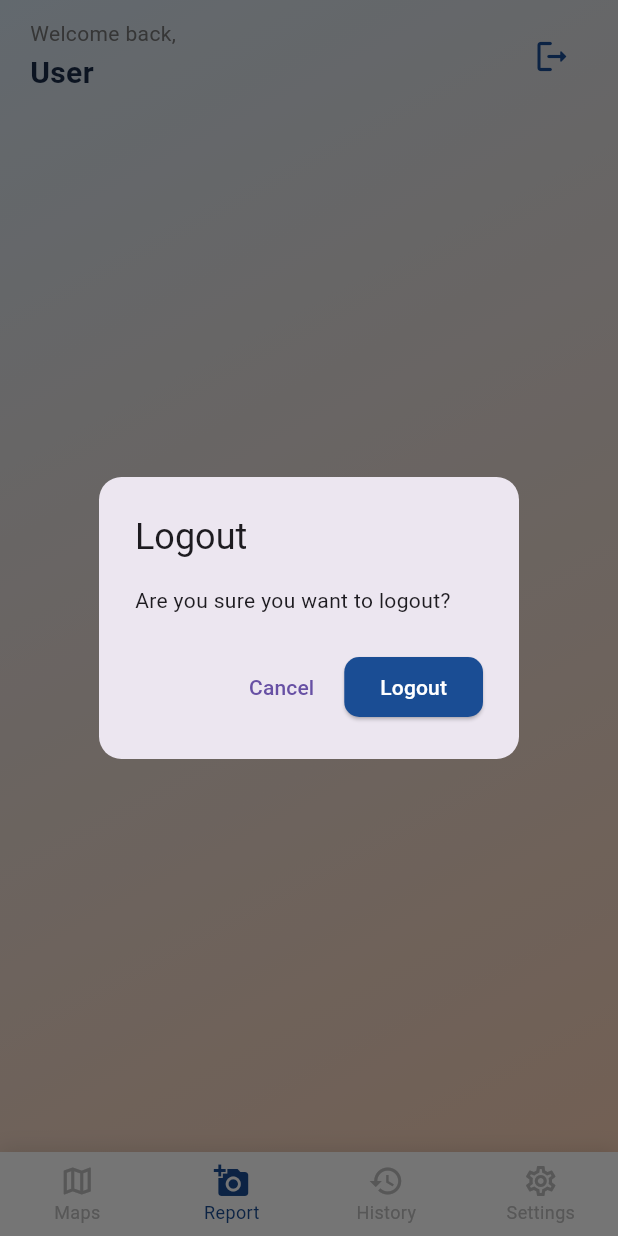
After one commit to Jatin-Bagga1/CivicSight-AI, a Flutter app: the DashboardScreen screen opened by its route, item 2 of the bottom bar chosen, after a tap on the "logout" icon, on a phone screen of 412 x 824 dp. The commit adds this screen. Run offline on Flutter 3.47's test engine with Material 3 defaults, Android fonts, the phone set to English and light mode, and no system bars; our stand-ins replace cloud_firestore, firebase_auth, firebase_core, google_maps_flutter, shared_preferences; accounts and stored records are empty.

Commit message:
feat: Initialize Flutter project with Firebase, Google Maps integration, core screens, and application routing.

```diff
--- /dev/null
+++ b/lib/Screens/dashboard_screen.dart
@@ -0,0 +1,203 @@
+import 'package:flutter/material.dart';
+import 'package:flutter/services.dart';
+import '../Services/auth_service.dart';
+import '../Models/user_model.dart';
+import '../Utils/app_router.dart';
+import 'reporting_screen.dart';
+import 'map_screen.dart';
+import 'my_reports_screen.dart';
+import 'settings_screen.dart';
+
+class DashboardScreen extends StatefulWidget {
+  const DashboardScreen({super.key});
+
+  @override
+  State<DashboardScreen> createState() => _DashboardScreenState();
+}
+
+class _DashboardScreenState extends State<DashboardScreen> {
+  int _currentIndex = 0;
+
+  final List<Widget> _screens = const [
+    MapScreen(),
+    ReportingScreen(),
+    MyReportsScreen(),
+    SettingsScreen(),
+  ];
+
+  @override
+  Widget build(BuildContext context) {
+    final user = AuthService().currentUser;
+
+    return Scaffold(
+      body: Container(
+        width: double.infinity,
+        decoration: const BoxDecoration(
+          gradient: LinearGradient(
+            begin: Alignment.topLeft,
+            end: Alignment.bottomRight,
+            colors: [Color(0xFFD6E4F0), Color(0xFFF9D1B7)],
+          ),
+        ),
+        child: SafeArea(
+          child: Column(
+            children: [
+              // Top Bar
+              Padding(
+                padding: const EdgeInsets.symmetric(
+                  horizontal: 20,
+                  vertical: 12,
+                ),
+                child: Row(
+                  mainAxisAlignment: MainAxisAlignment.spaceBetween,
+                  children: [
+                    Column(
+                      crossAxisAlignment: CrossAxisAlignment.start,
+                      children: [
+                        Text(
+                          'Welcome back,',
+                          style: TextStyle(
+                            fontSize: 14,
+                            color: Colors.grey.shade600,
+                          ),
+                        ),
+                        const SizedBox(height: 2),
+                        Text(
+                          user?.fullName ?? 'User',
+                          style: const TextStyle(
+                            fontSize: 20,
+                            fontWeight: FontWeight.bold,
+                            color: Color(0xFF1A2B47),
+                          ),
+                        ),
+                        if (user != null)
+                          Container(
+                            margin: const EdgeInsets.only(top: 4),
+                            padding: const EdgeInsets.symmetric(
+                              horizontal: 8,
+                              vertical: 2,
+                            ),
+                            decoration: BoxDecoration(
+                              color: user.role == UserRole.worker
+                                  ? const Color(0xFF1A4D94)
+                                  : const Color(0xFFF28C38),
+                              borderRadius: BorderRadius.circular(12),
+                            ),
+                            child: Text(
+                              user.role == UserRole.worker
+                                  ? '🔧 Field Worker'
+                                  : '👤 Citizen',
+                              style: const TextStyle(
+                                color: Colors.white,
+                                fontSize: 11,
+                                fontWeight: FontWeight.w500,
+                              ),
+                            ),
+                          ),
+                      ],
+                    ),
+                    IconButton(
+                      onPressed: () => _showLogoutDialog(context),
+                      icon: const Icon(
+                        Icons.logout_rounded,
+                        color: Color(0xFF1A4D94),
+                        size: 26,
+                      ),
+                    ),
+                  ],
+                ),
+              ),
+
+              // Content
+              Expanded(
+                child: IndexedStack(index: _currentIndex, children: _screens),
+              ),
+            ],
+          ),
+        ),
+      ),
+      bottomNavigationBar: Container(
+        decoration: const BoxDecoration(
+          color: Colors.white,
+          boxShadow: [
+            BoxShadow(
+              color: Color(0x1A000000),
+              blurRadius: 10,
+              offset: Offset(0, -2),
+            ),
+          ],
+        ),
+        child: BottomNavigationBar(
+          currentIndex: _currentIndex,
+          onTap: (index) {
+            HapticFeedback.selectionClick();
+            setState(() => _currentIndex = index);
+          },
+          type: BottomNavigationBarType.fixed,
+          backgroundColor: Colors.white,
+          selectedItemColor: const Color(0xFF1A4D94),
+          unselectedItemColor: Colors.grey.shade400,
+          selectedFontSize: 12,
+          unselectedFontSize: 12,
+          elevation: 0,
+          items: const [
+            BottomNavigationBarItem(
+              icon: Icon(Icons.map_outlined),
+              activeIcon: Icon(Icons.map),
+              label: 'Maps',
+            ),
+            BottomNavigationBarItem(
+              icon: Icon(Icons.add_a_photo_outlined),
+              activeIcon: Icon(Icons.add_a_photo),
+              label: 'Report',
+            ),
+            BottomNavigationBarItem(
+              icon: Icon(Icons.history_outlined),
+              activeIcon: Icon(Icons.history),
+              label: 'History',
+            ),
+            BottomNavigationBarItem(
+              icon: Icon(Icons.settings_outlined),
+              activeIcon: Icon(Icons.settings),
+              label: 'Settings',
+            ),
+          ],
+        ),
+      ),
+    );
+  }
+
+  void _showLogoutDialog(BuildContext context) {
+    showDialog(
+      context: context,
+      builder: (context) => AlertDialog(
+        shape: RoundedRectangleBorder(borderRadius: BorderRadius.circular(15)),
+        title: const Text('Logout'),
+        content: const Text('Are you sure you want to logout?'),
+        actions: [
+          TextButton(
+            onPressed: () => Navigator.pop(context),
+            child: const Text('Cancel'),
+          ),
+          ElevatedButton(
+            style: ElevatedButton.styleFrom(
+              backgroundColor: const Color(0xFF1A4D94),
+              shape: RoundedRectangleBorder(
+                borderRadius: BorderRadius.circular(10),
+              ),
+            ),
+            onPressed: () async {
+              await AuthService().logout();
+              HapticFeedback.mediumImpact();
+              if (context.mounted) {
+                Navigator.pop(context);
+                AppRouter.navigateAndClearAll(context, AppRouter.login);
+              }
+            },
+            child: const Text('Logout', style: TextStyle(color: Colors.white)),
+          ),
+        ],
+      ),
+    );
+  }
+}
--- /dev/null
+++ b/lib/Screens/map_screen.dart
@@ -0,0 +1,43 @@
+import 'package:flutter/material.dart';
+import 'package:google_maps_flutter/google_maps_flutter.dart';
+
+/// Map Screen — Shows Google Map only
+class MapScreen extends StatefulWidget {
+  const MapScreen({super.key});
+
+  @override
+  State<MapScreen> createState() => _MapScreenState();
+}
+
+class _MapScreenState extends State<MapScreen> {
+  GoogleMapController? _mapController;
+
+  // Default to a central position
+  static const LatLng _defaultPosition = LatLng(37.4219983, -122.084);
+
+  @override
+  void dispose() {
+    _mapController?.dispose();
+    super.dispose();
+  }
+
+  @override
+  Widget build(BuildContext context) {
+    return ClipRRect(
+      borderRadius: BorderRadius.circular(16),
+      child: GoogleMap(
+        initialCameraPosition: const CameraPosition(
+          target: _defaultPosition,
+          zoom: 14,
+        ),
+        onMapCreated: (controller) {
+          _mapController = controller;
+        },
+        myLocationEnabled: true,
+        myLocationButtonEnabled: true,
+        zoomControlsEnabled: false,
+        mapToolbarEnabled: false,
+      ),
+    );
+  }
+}
--- /dev/null
+++ b/lib/Screens/my_reports_screen.dart
@@ -0,0 +1,11 @@
+import 'package:flutter/material.dart';
+
+/// My Reports / History Screen — Pure blank placeholder
+class MyReportsScreen extends StatelessWidget {
+  const MyReportsScreen({super.key});
+
+  @override
+  Widget build(BuildContext context) {
+    return const SizedBox.expand();
+  }
+}
--- /dev/null
+++ b/lib/Screens/reporting_screen.dart
@@ -0,0 +1,11 @@
+import 'package:flutter/material.dart';
+
+/// Reporting Screen — Pure blank placeholder
+class ReportingScreen extends StatelessWidget {
+  const ReportingScreen({super.key});
+
+  @override
+  Widget build(BuildContext context) {
+    return const SizedBox.expand();
+  }
+}
--- /dev/null
+++ b/lib/Screens/settings_screen.dart
@@ -0,0 +1,11 @@
+import 'package:flutter/material.dart';
+
+/// Settings Screen — Pure blank placeholder
+class SettingsScreen extends StatelessWidget {
+  const SettingsScreen({super.key});
+
+  @override
+  Widget build(BuildContext context) {
+    return const SizedBox.expand();
+  }
+}
--- a/lib/Utils/app_router.dart
+++ b/lib/Utils/app_router.dart
@@ -2,45 +2,63 @@ import 'package:flutter/material.dart';
 import 'package:flutter/services.dart';
 import '../Screens/login_screen.dart';
 import '../Screens/signup_screen.dart';
+// import '../Screens/auth/forgot_password_screen.dart'; // File missing
+import '../Screens/profile_setup_screen.dart';
 import '../Screens/home_screen.dart';
-import '../Screens/profile_setup_screen.dart';
-import 'page_transitions.dart';
+import '../Screens/map_screen.dart';
+import '../Screens/dashboard_screen.dart';
 
-/// Centralized routing with custom transitions
 class AppRouter {
-  // Route names
   static const String login = '/login';
   static const String signup = '/signup';
+  static const String forgotPassword = '/forgot-password';
+  static const String profileSetup = '/profile-setup';
   static const String home = '/home';
-  static const String profileSetup = '/profile-setup';
+  static const String map = '/map';
+  static const String dashboard = '/dashboard';
 
-  /// Generate route with appropriate transition
   static Route<dynamic> generateRoute(RouteSettings settings) {
     switch (settings.name) {
       case login:
-        return PageTransitions.fadeThrough(page: const LoginScreen());
-
+        return MaterialPageRoute(builder: (_) => const LoginScreen());
       case signup:
-        return PageTransitions.slideRight(page: const SignUpScreen());
-
+        return MaterialPageRoute(builder: (_) => const SignUpScreen());
+      case forgotPassword:
+        return MaterialPageRoute(
+          builder: (_) => Scaffold(
+            appBar: AppBar(title: const Text('Forgot Password')),
+            body: const Center(child: Text('Feature coming soon')),
+          ),
+        );
+      case profileSetup:
+        return MaterialPageRoute(builder: (_) => const ProfileSetupScreen());
       case home:
-        return PageTransitions.scale(page: const HomeScreen());
-
-      case profileSetup:
-        return PageTransitions.slideUp(page: const ProfileSetupScreen());
-
+        // Redirect home to dashboard
+        return MaterialPageRoute(builder: (_) => const DashboardScreen());
+      case dashboard:
+        return MaterialPageRoute(builder: (_) => const DashboardScreen());
+      case map:
+        return MaterialPageRoute(builder: (_) => const MapScreen());
       default:
-        return PageTransitions.fade(
-          page: Scaffold(
-            body: Center(
-              child: Text('No route defined for ${settings.name}'),
-            ),
+        return MaterialPageRoute(
+          builder: (_) => Scaffold(
+            body: Center(child: Text('No route defined for ${settings.name}')),
           ),
         );
     }
   }
 
-  /// Navigate with replacement (clears back stack)
+  /// Navigate to a route
+  static Future<T?> navigateTo<T>(
+    BuildContext context,
+    String routeName, {
+    Object? arguments,
+  }) async {
+    HapticFeedback.lightImpact();
+    return Navigator.pushNamed<T>(context, routeName, arguments: arguments);
+  }
+
+  /// Navigate and replace the current route
   static Future<void> navigateAndReplace(
     BuildContext context,
     String routeName, {
@@ -54,21 +72,7 @@ class AppRouter {
     );
   }
 
-  /// Navigate with push (adds to stack)
-  static Future<T?> navigateTo<T>(
-    BuildContext context,
-    String routeName, {
-    Object? arguments,
-  }) async {
-    HapticFeedback.lightImpact();
-    return Navigator.pushNamed<T>(
-      context,
-      routeName,
-      arguments: arguments,
-    );
-  }
-
-  /// Navigate and clear all previous routes
+  /// Navigate and remove all previous routes
   static Future<void> navigateAndClearAll(
     BuildContext context,
     String routeName, {
@@ -83,85 +87,9 @@ class AppRouter {
     );
   }
 
-  /// Go back with optional result
+  /// Go back
   static void goBack<T>(BuildContext context, [T? result]) {
     HapticFeedback.selectionClick();
     Navigator.pop(context, result);
   }
-
-  /// Navigate with custom transition
-  static Future<T?> navigateWithTransition<T>(
-    BuildContext context,
-    Widget page, {
-    TransitionType type = TransitionType.slideRight,
-  }) async {
-    HapticFeedback.lightImpact();
-
-    late Route<T> route;
-    switch (type) {
-      case TransitionType.fade:
-        route = PageTransitions.fade<T>(page: page);
-        break;
-      case TransitionType.slideRight:
-        route = PageTransitions.slideRight<T>(page: page);
-        break;
-      case TransitionType.slideLeft:
-        route = PageTransitions.slideLeft<T>(page: page);
-        break;
-      case TransitionType.slideUp:
-        route = PageTransitions.slideUp<T>(page: page);
-        break;
-      case TransitionType.scale:
-        route = PageTransitions.scale<T>(page: page);
-        break;
-      case TransitionType.fadeThrough:
-        route = PageTransitions.fadeThrough<T>(page: page);
-        break;
-    }
-
-    return Navigator.push<T>(context, route);
-  }
-
-  /// Replace with custom transition
-  static Future<T?> replaceWithTransition<T>(
-    BuildContext context,
-    Widget page, {
-    TransitionType type = TransitionType.fadeThrough,
-  }) async {
-    HapticFeedback.lightImpact();
-
-    late Route<T> route;
-    switch (type) {
-      case TransitionType.fade:
-        route = PageTransitions.fade<T>(page: page);
-        break;
-      case TransitionType.slideRight:
-        route = PageTransitions.slideRight<T>(page: page);
-        break;
-      case TransitionType.slideLeft:
-        route = PageTransitions.slideLeft<T>(page: page);
-        break;
-      case TransitionType.slideUp:
-        route = PageTransitions.slideUp<T>(page: page);
-        break;
-      case TransitionType.scale:
-        route = PageTransitions.scale<T>(page: page);
-        break;
-      case TransitionType.fadeThrough:
-        route = PageTransitions.fadeThrough<T>(page: page);
-        break;
-    }
-
-    return Navigator.pushReplacement<T, T>(context, route);
-  }
 }
-
-/// Transition types available
-enum TransitionType {
-  fade,
-  slideRight,
-  slideLeft,
-  slideUp,
-  scale,
-  fadeThrough,
-}
--- a/pubspec.yaml
+++ b/pubspec.yaml
@@ -46,7 +46,7 @@ dependencies:
   # Local Storage for session management
   shared_preferences: ^2.3.4
   google_maps_flutter: ^2.14.0
-  flutter_config_plus: ^1.1.1
+  geolocator: ^14.0.2
 
 dev_dependencies:
   flutter_test:
```
Also changed, not shown: lib/Screens/home_screen.dart (+23 -5 lines), 2 other files.
